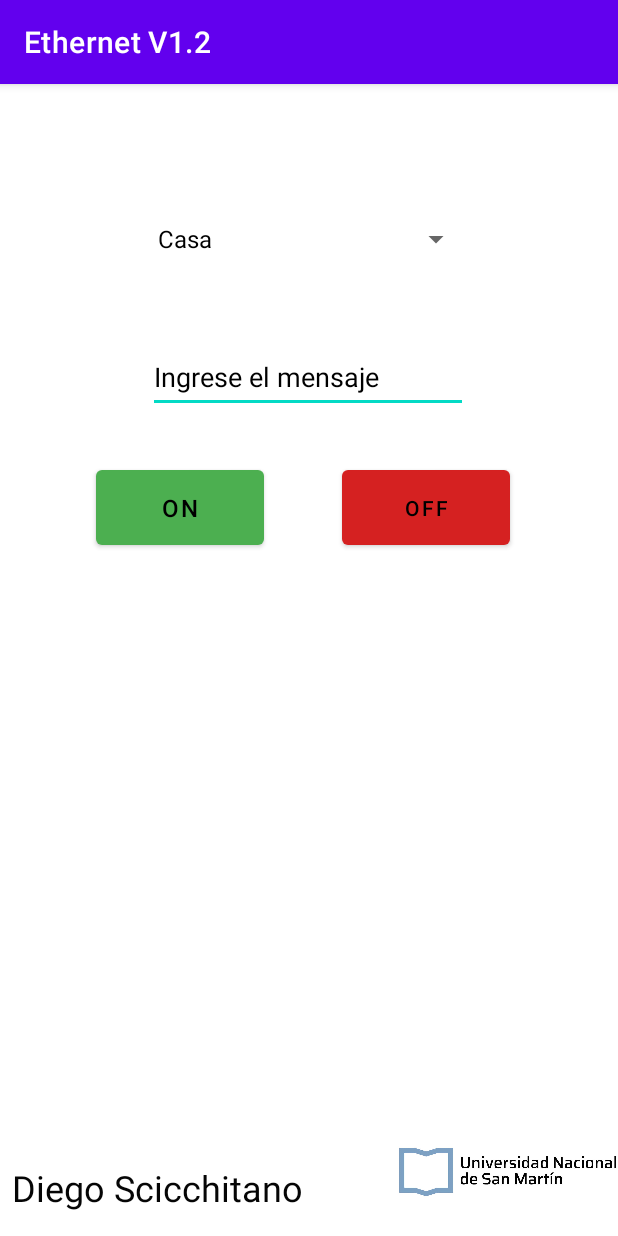
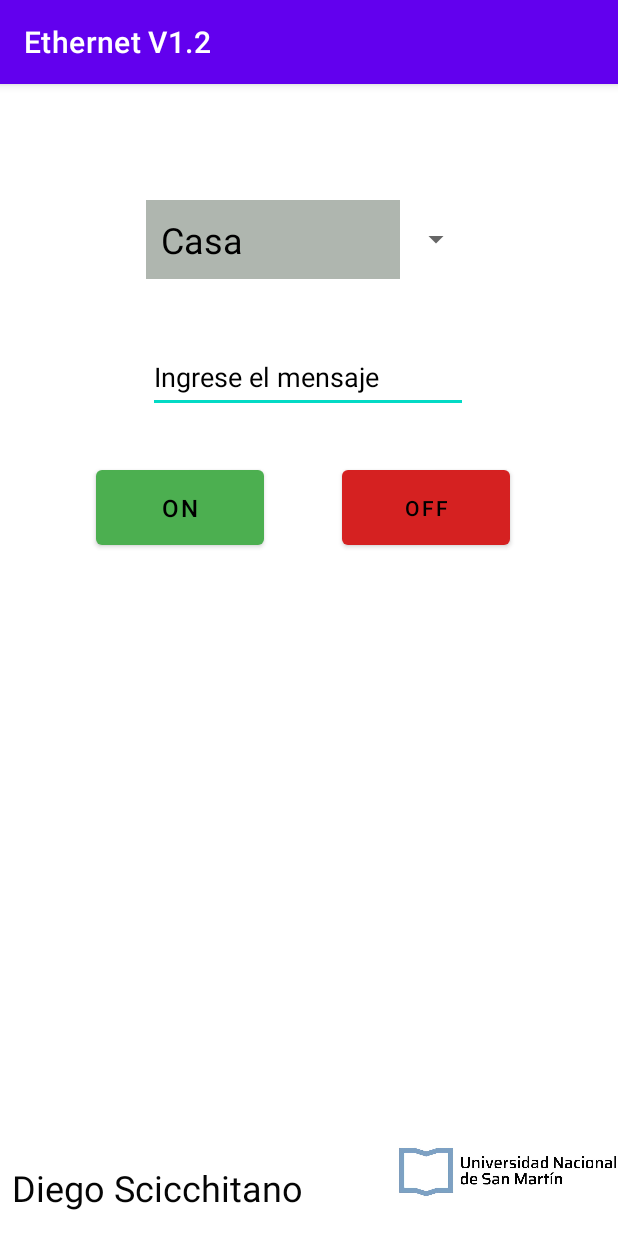
Before and after one commit to Scicchitano/Ethernet_V1, an Android app: the screen it shows after launch (MainActivity), on a phone screen of 412 x 824 dp. Run offline under Robolectric (Android 15) with nearby library versions, the phone set to English and light mode, and no system bars.

Commit message:
Solucionado el tema de la visibilidad del texto en el Spinner pero queda feo y sigue sin verse la flechita del Spinner

```diff
--- a/app/src/main/java/com/example/ethernet_v1/MainActivity.java
+++ b/app/src/main/java/com/example/ethernet_v1/MainActivity.java
@@ -24,7 +24,7 @@ public class MainActivity extends AppCompatActivity {
         String [] opciones = {"Casa","Aula1","Aula2","Aula3"}; //Defino un vector de string
 
         // Linkeo el array opciones a un spinner
-        ArrayAdapter<String> adapter = new ArrayAdapter<String>(this, R.layout.support_simple_spinner_dropdown_item, opciones);
+        ArrayAdapter<String> adapter = new ArrayAdapter<String>(this, R.layout.spinner_item_uno, opciones);
         //El spinner que cree arriba lo linkeo al spinner del acivity
         spinner1.setAdapter(adapter);
 
--- a/app/src/main/res/layout/activity_main.xml
+++ b/app/src/main/res/layout/activity_main.xml
@@ -81,6 +81,7 @@
         android:layout_height="55dp"
         android:layout_marginTop="76dp"
         android:minHeight="48dp"
+        android:text="Seleccione el equipo"
         app:layout_constraintEnd_toEndOf="parent"
         app:layout_constraintStart_toStartOf="parent"
         app:layout_constraintTop_toTopOf="parent" />
--- a/app/src/main/res/layout/spinner_item_uno.xml
+++ b/app/src/main/res/layout/spinner_item_uno.xml
@@ -2,7 +2,9 @@
 <TextView
     android:layout_width="match_parent"
     android:layout_height="wrap_content"
+    android:text="Seleccione la sala"
     android:textSize="24sp"
     android:padding="10sp"
-    android:textColor="#F44336"
+    android:textColor="#000000"
+    android:background="#AFB6AF"
     xmlns:android="http://schemas.android.com/apk/res/android"/>
```
